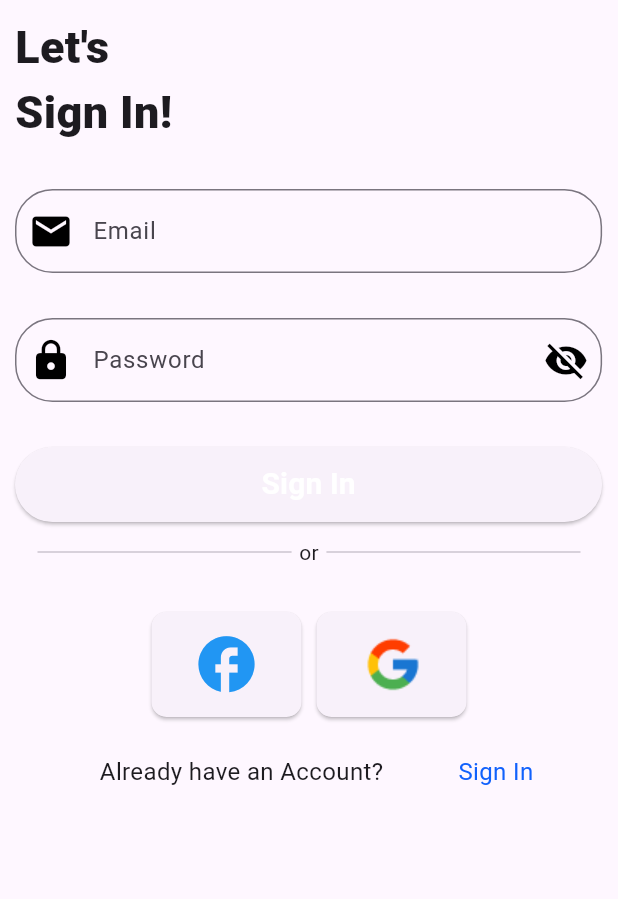
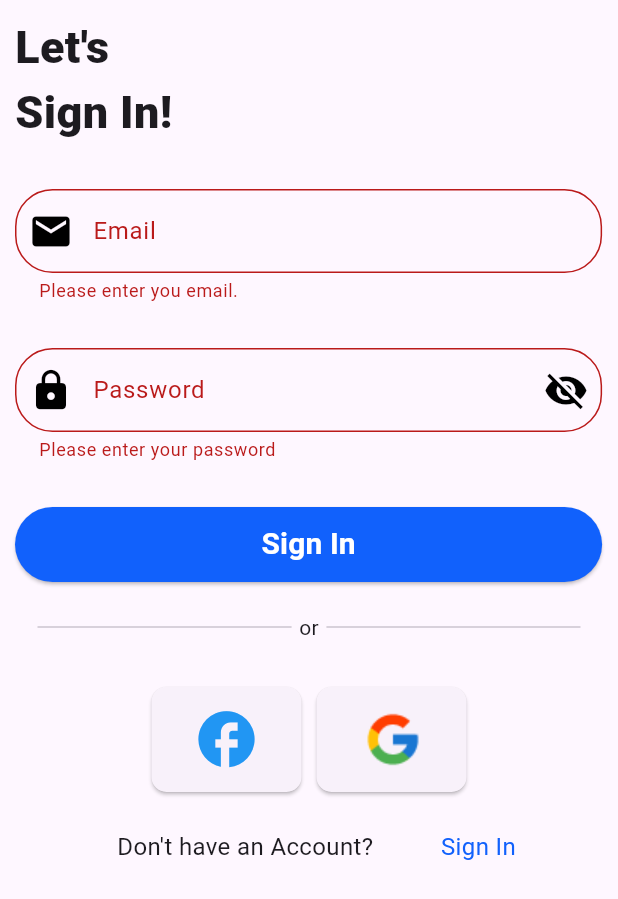
Before and after one commit to romanssigdel/ecommerce, a Flutter app: the SigninPage screen opened directly, after a tap on "Sign In", on a phone screen of 412 x 824 dp. Shown: the top 899 px of the screen. Run offline on Flutter 3.47's test engine with Material 3 defaults, Android fonts, the phone set to English and light mode, and no system bars; our stand-ins replace cloud_firestore, firebase_core, internet_connection_checker; accounts and stored records are empty; generated files the repository leaves out were written again.

```diff
--- a/lib/services/user_services.dart
+++ b/lib/services/user_services.dart
@@ -4,4 +4,5 @@ import 'package:ecommerce/model/user.dart';
 abstract class UserServices {
   Future<ApiResponse> saveUserData(User user);
   Future<ApiResponse> getUserData();
+  Future<ApiResponse> checkUserData(User user);
 }
--- a/lib/utils/string_const.dart
+++ b/lib/utils/string_const.dart
@@ -18,8 +18,14 @@ String signInButtonStr = "Sign In";
 String dividerOrStr = "or";
 
 String alreadyHaveAccountStr = "Already have an Account?";
+String dontHaveAccountStr = "Don't have an Account?";
 
 String noInternetConectionStr = "No Internet Available!";
 
 String dataSuccessfullySavedStr = "Data Successfully Saved.";
 String dataNotSavedStr = "Data Saving Unsuccessful.";
+
+String loginAccountStr = "Let's\nSign In!";
+String loginSuccessful = "Login Successful";
+String loginFailed = "Login Failed";
+String invalidCredential = "Invalid Credential!S";
--- a/lib/view/signin_form.dart
+++ b/lib/view/signin_form.dart
@@ -1,6 +1,13 @@
+import 'package:ecommerce/core/status_util.dart';
 import 'package:ecommerce/custom/custom_button.dart';
 import 'package:ecommerce/custom/custom_textformfield.dart';
+import 'package:ecommerce/provider/user_provider.dart';
+import 'package:ecommerce/utils/Helper.dart';
+import 'package:ecommerce/utils/color_const.dart';
+import 'package:ecommerce/utils/string_const.dart';
+import 'package:ecommerce/view/home_page.dart';
 import 'package:flutter/material.dart';
+import 'package:provider/provider.dart';
 
 class SigninPage extends StatefulWidget {
   const SigninPage({super.key});
@@ -10,31 +17,44 @@ class SigninPage extends StatefulWidget {
 }
 
 class _SigninPageState extends State<SigninPage> {
+  final _formKey = GlobalKey<FormState>();
   @override
   Widget build(BuildContext context) {
-    return SafeArea(
+    return Consumer<UserProvider>(
+      builder: (context, userProvider, child) => SafeArea(
         child: Scaffold(
           body: SingleChildScrollView(
-          child: Container(
+            child: SizedBox(
               width: MediaQuery.of(context).size.width,
               child: Padding(
                 padding: const EdgeInsets.all(10.0),
+                child: Form(
+                  key: _formKey,
                   child: Column(
                     crossAxisAlignment: CrossAxisAlignment.start,
                     children: [
                       Padding(
                         padding: const EdgeInsets.only(left: 0, top: 0),
                         child: Text(
-                      "Let's\nSign In!",
-                      style:
-                          TextStyle(fontSize: 30, fontWeight: FontWeight.w900),
+                          loginAccountStr,
+                          style: TextStyle(
+                              fontSize: 30, fontWeight: FontWeight.w900),
                         ),
                       ),
                       SizedBox(
                         height: 30,
                       ),
                       CustomTextFormField(
-                    labelText: "Email",
+                        onChanged: (value) {
+                          userProvider.setEmail(value);
+                        },
+                        validator: (value) {
+                          if (value!.isEmpty) {
+                            return emailValidtionStr;
+                          }
+                          return null;
+                        },
+                        labelText: emailStr,
                         prefixIcon: Icon(
                           Icons.mail,
                           color: Colors.black,
@@ -45,7 +65,18 @@ class _SigninPageState extends State<SigninPage> {
                         height: 30,
                       ),
                       CustomTextFormField(
-                    labelText: "Password",
+                        onChanged: (value) {
+                          userProvider.setPassword(value);
+                        },
+                        validator: (value) {
+                          if (value!.isEmpty) {
+                            return passwordValidationStr;
+                          } else if (value.length < 8) {
+                            return passwordLengthValidationStr;
+                          }
+                          return null;
+                        },
+                        labelText: passwordStr,
                         prefixIcon: Icon(
                           Icons.lock,
                           color: Colors.black,
@@ -61,9 +92,37 @@ class _SigninPageState extends State<SigninPage> {
                         height: 30,
                       ),
                       CustomButton(
-                    onPressed: () {},
-                    child: Text(
-                      "Sign In",
+                        backgroundColor: buttonBackgroundColor,
+                        foregroundColor: buttonForegroundColor,
+                        onPressed: () async {
+                          if (_formKey.currentState!.validate()) {
+                            await userProvider.loginCheckUserData();
+                            if (userProvider.getLoginUserStatus ==
+                                StatusUtil.success) {
+                              if (userProvider.isUserExists) {
+                                Helper.displaySnackbar(
+                                    context, loginSuccessful);
+                                Navigator.pushAndRemoveUntil(
+                                    context,
+                                    MaterialPageRoute(
+                                      builder: (context) => HomePage(),
+                                    ),
+                                    (route) => false);
+                              } else {
+                                Helper.displaySnackbar(
+                                    context, invalidCredential);
+                              }
+                            } else if (userProvider.getLoginUserStatus ==
+                                StatusUtil.error) {
+                              Helper.displaySnackbar(context, loginFailed);
+                            }
+                          }
+                        },
+                        child: userProvider.getLoginUserStatus ==
+                                StatusUtil.loading
+                            ? CircularProgressIndicator()
+                            : Text(
+                                signInButtonStr,
                                 style: TextStyle(
                                     color: Colors.white,
                                     fontSize: 20,
@@ -71,7 +130,7 @@ class _SigninPageState extends State<SigninPage> {
                               ),
                       ),
                       SizedBox(
-                    height: 10,
+                        height: 20,
                       ),
                       Row(
                         children: [
@@ -80,7 +139,7 @@ class _SigninPageState extends State<SigninPage> {
                             indent: 15,
                             endIndent: 5,
                           )),
-                      Text("or"),
+                          Text(dividerOrStr),
                           Expanded(
                               child: Divider(
                             indent: 5,
@@ -100,7 +159,8 @@ class _SigninPageState extends State<SigninPage> {
                             child: ElevatedButton(
                                 style: ElevatedButton.styleFrom(
                                     shape: RoundedRectangleBorder(
-                                    borderRadius: BorderRadius.circular(10))),
+                                        borderRadius:
+                                            BorderRadius.circular(10))),
                                 onPressed: () {},
                                 child: Icon(
                                   Icons.facebook,
@@ -117,7 +177,8 @@ class _SigninPageState extends State<SigninPage> {
                             child: ElevatedButton(
                                 style: ElevatedButton.styleFrom(
                                     shape: RoundedRectangleBorder(
-                                    borderRadius: BorderRadius.circular(10))),
+                                        borderRadius:
+                                            BorderRadius.circular(10))),
                                 onPressed: () {},
                                 child: Image.asset("assets/images/google.png")),
                           ),
@@ -133,16 +194,16 @@ class _SigninPageState extends State<SigninPage> {
                             width: 10,
                           ),
                           Text(
-                        "Already have an Account?",
+                            dontHaveAccountStr,
                             style: TextStyle(fontSize: 16),
                           ),
                           SizedBox(
-                        width: 50,
+                            width: 45,
                           ),
                           Text(
-                        "Sign In",
-                        style:
-                            TextStyle(fontSize: 16, color: Color(0xff1161FC)),
+                            signInButtonStr,
+                            style: TextStyle(
+                                fontSize: 16, color: Color(0xff1161FC)),
                           )
                         ],
                       )
@@ -152,6 +213,8 @@ class _SigninPageState extends State<SigninPage> {
               ),
             ),
           ),
+        ),
+      ),
     );
   }
 }
```
Also changed, not shown: lib/provider/user_provider.dart (+24 -0 lines), lib/services/user_services_impl.dart (+34 -1 lines). Lines whose indentation alone changed are shown as unchanged.
